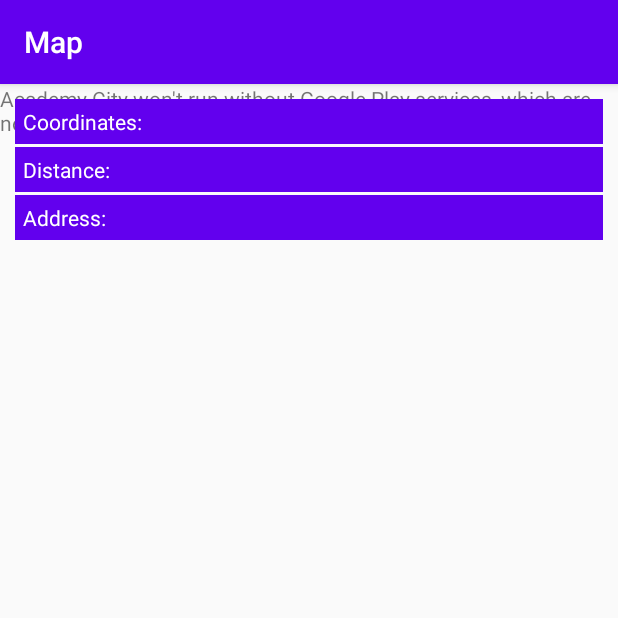
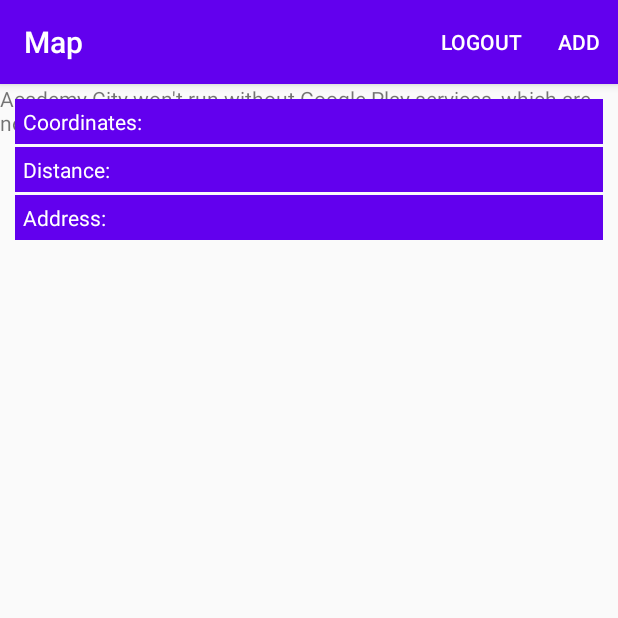
Before and after one commit to diorrini11/ProjetoCidadeInteligente, an Android app: the MapsActivity screen opened directly, with no data from a screen before it, on a phone screen of 412 x 824 dp, the top half of it. Run offline under Robolectric (Android 15) with nearby library versions, the phone set to English and light mode, and no system bars; 1 statement that could not run was skipped.

Commit message:
Adição de Menu ao Mapa e opção de Logout.

```diff
--- a/app/src/main/AndroidManifest.xml
+++ b/app/src/main/AndroidManifest.xml
@@ -33,7 +33,7 @@
         <activity
             android:name=".MapsActivity"
             android:label="@string/title_activity_maps">
-        <!--android:screenOrientation="portrait"--></activity>
+            android:screenOrientation="portrait"</activity>
     <activity android:name=".LoginActivity">
         <intent-filter>
             <action android:name="android.intent.action.MAIN" />
@@ -41,8 +41,8 @@
             <category android:name="android.intent.category.LAUNCHER" />
         </intent-filter>
     </activity>
-    <activity android:name=".AddNota" />
-    <activity android:name=".EditNota" />
+    <activity android:name=".AddNota" android:noHistory="true"/>
+    <activity android:name=".EditNota" android:noHistory="true"/>
     <activity android:name=".NotasActivity"></activity>
 </application>
 
--- /dev/null
+++ b/app/src/main/res/menu/menu_mapa.xml
@@ -0,0 +1,12 @@
+<?xml version="1.0" encoding="utf-8"?>
+<menu xmlns:android="http://schemas.android.com/apk/res/android"
+    xmlns:app="http://schemas.android.com/apk/res-auto">
+    <item
+        android:id="@+id/optionLogout"
+        android:title="@string/logout"
+        app:showAsAction="always" />
+    <item
+        android:id="@+id/optionAdd"
+        android:title="@string/add"
+        app:showAsAction="ifRoom"></item>
+</menu>
--- a/app/src/main/res/values/strings.xml
+++ b/app/src/main/res/values/strings.xml
@@ -18,4 +18,5 @@
     <string name="coordinates">"Coordinates: "</string>
     <string name="distance">"Distance: "</string>
     <string name="address">"Address: "</string>
+    <string name="logout" translatable="false">Logout</string>
 </resources>
```
Also changed, not shown: app/src/main/java/com/example/projetocidadeinteligente/MapsActivity.kt (+39 -0 lines).
